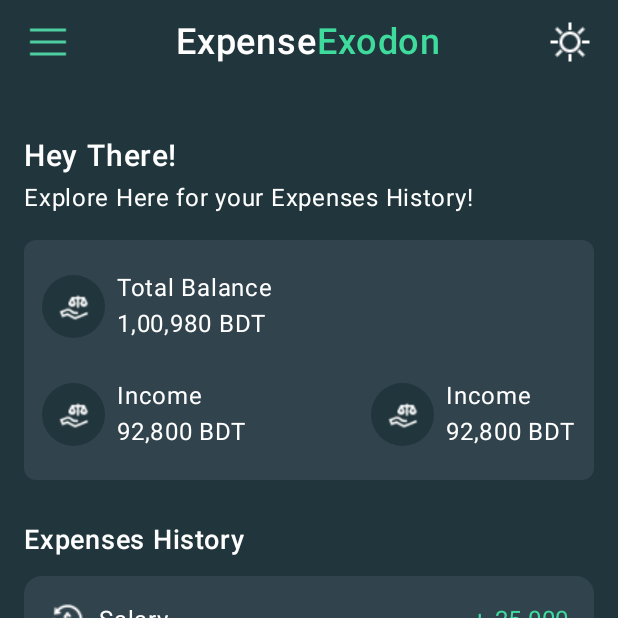
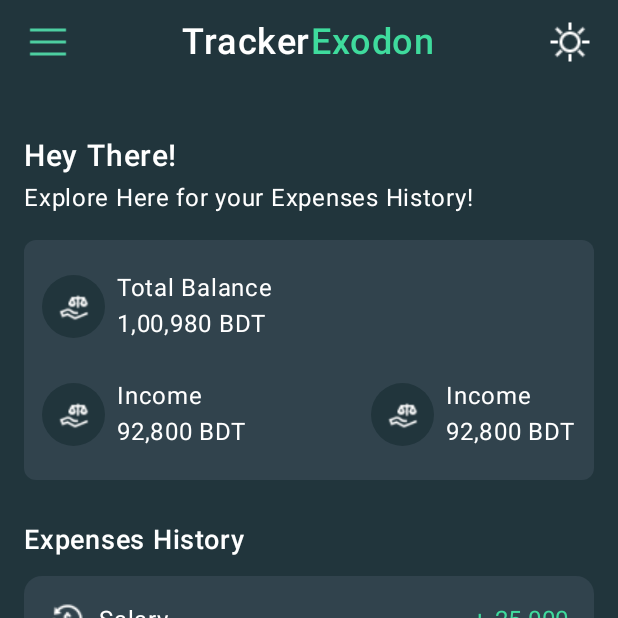
Before and after one commit to imtiazshawn/Tracker_Exodon, an Android app built with Jetpack Compose: the screen it shows after launch (MainActivity), on a phone screen of 412 x 824 dp, the top half of it. Run offline under Robolectric (Android 15) with nearby library versions, the light colour scheme and no system bars; our stand-ins replace accompanist.

Commit message:
Title Change in header

```diff
--- a/app/src/main/java/com/example/trackerexodon/components/Header.kt
+++ b/app/src/main/java/com/example/trackerexodon/components/Header.kt
@@ -33,7 +33,7 @@ fun Header() {
         )
         Row(verticalAlignment = Alignment.CenterVertically) {
             Text(
-                text = "Expense",
+                text = "Tracker",
                 color = Color(0xFFFFFFFF),
                 fontSize = 24.sp,
                 fontWeight = FontWeight.SemiBold
```
